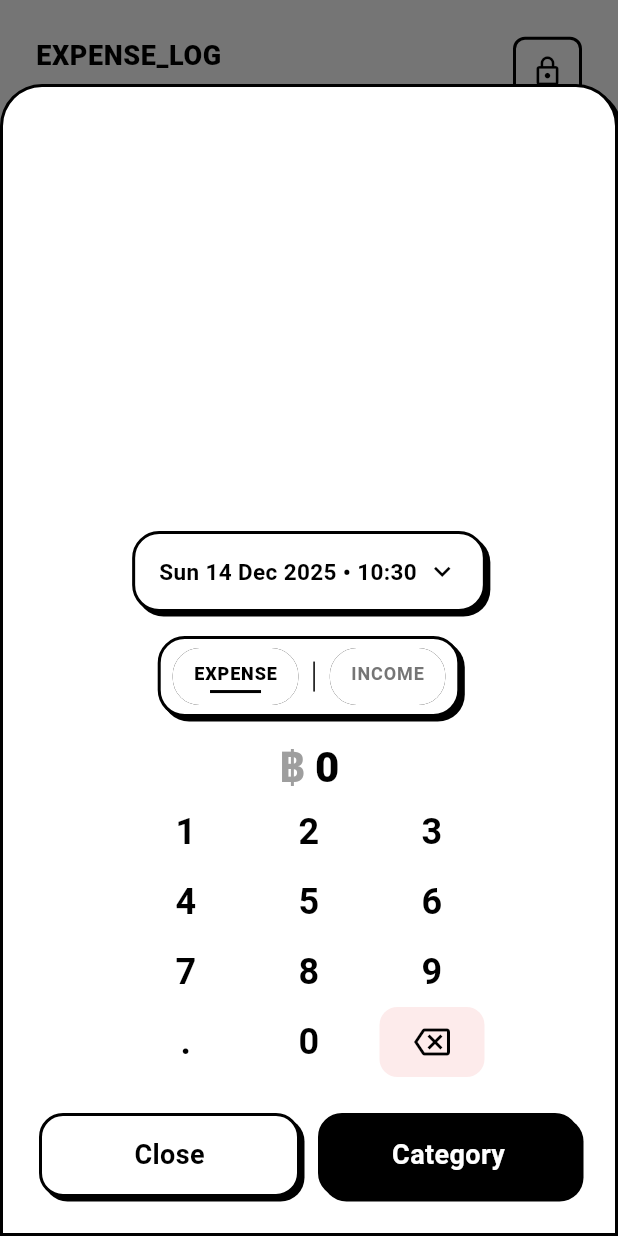
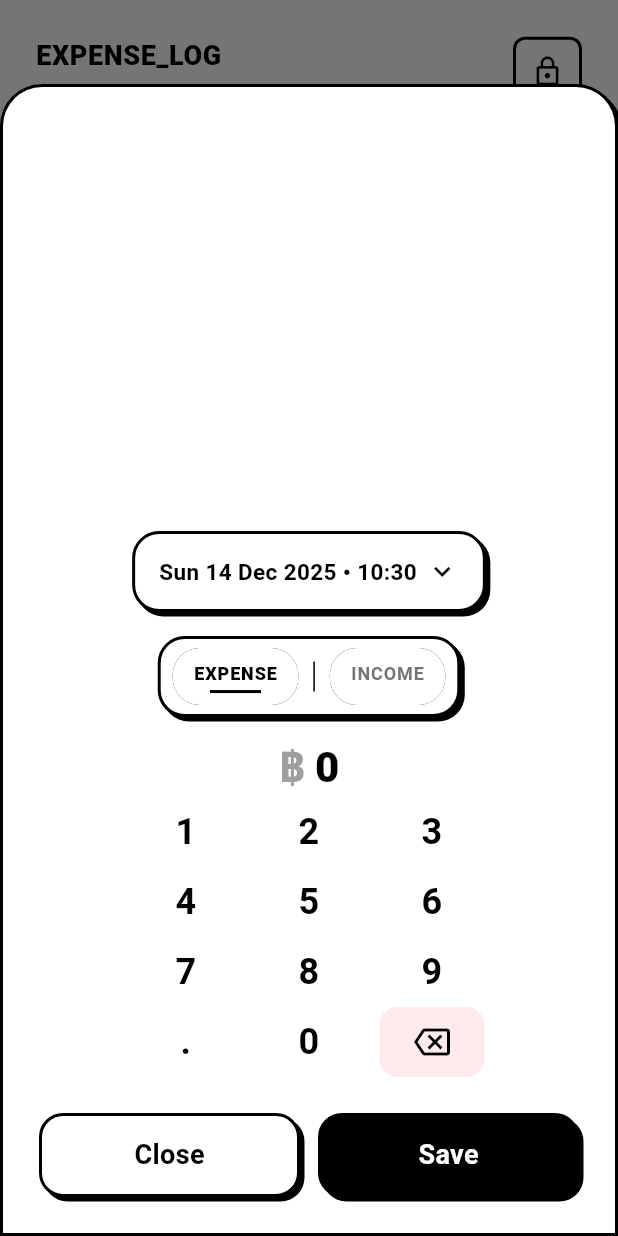
Before and after one commit to beerbeatbox/zen-money-tracking, a Flutter app: the screen it shows after launch, after a tap on the "add" icon, on a phone screen of 412 x 824 dp. Run offline on Flutter 3.47's test engine with Material 3 defaults, Android fonts, the phone set to English and light mode, and no system bars; drawn by our look-alikes of auto_size_text; our stand-ins replace csv, dio, flutter_riverpod, go_router, heroicons, pretty_dio_logger and 1 more; generated files the repository leaves out were written again.

Commit message:
fix: Update label in NumberKeyboardBottomSheet from 'Category' to 'Save'
- Changed the text label in the NumberKeyboardBottomSheet to better reflect its functionality, enhancing user clarity.

```diff
--- a/lib/features/home/presentation/widgets/number_keyboard_bottom_sheet.dart
+++ b/lib/features/home/presentation/widgets/number_keyboard_bottom_sheet.dart
@@ -271,7 +271,7 @@ class _NumberKeyboardBottomSheetState extends State<NumberKeyboardBottomSheet> {
                         curve: Curves.easeOut,
                         child: const Center(
                           child: Text(
-                            'Category',
+                            'Save',
                             style: TextStyle(
                               fontSize: 18,
                               fontWeight: FontWeight.w700,
```
